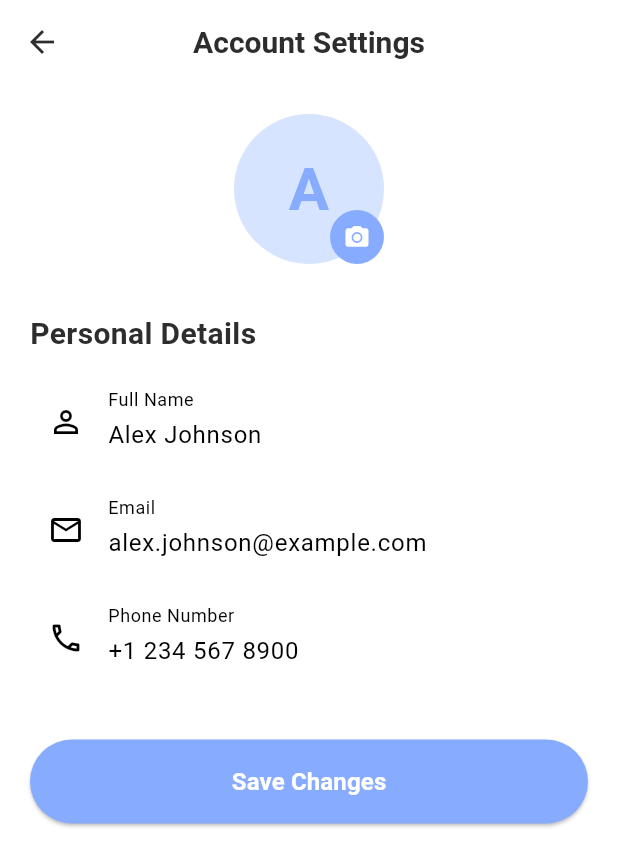
After one commit to naela-girsy-projects/Project-VocalLabs, a Flutter app: the AccountSettingsScreen screen opened by its route, on a phone screen of 412 x 824 dp. The commit adds this screen. Shown: the top 866 px of the screen. Run offline on Flutter 3.47's test engine with Material 3 defaults, Android fonts, the phone set to English and light mode, and no system bars; our stand-ins replace fl_chart, image_picker; Roboto replaces fonts that are missing (Poppins).

Commit message:
Created the account settings screen

```diff
--- a/Client/lib/main.dart
+++ b/Client/lib/main.dart
@@ -23,6 +23,7 @@ import 'package:vocallabs_flutter_app/screens/contact_us_screen.dart';
 import 'package:vocallabs_flutter_app/screens/notification_center_screen.dart';
 import 'package:vocallabs_flutter_app/screens/tutorial_help_screen.dart';
 import 'package:vocallabs_flutter_app/screens/search_screen.dart';
+import 'package:vocallabs_flutter_app/screens/account_settings_screen.dart'; // Add this import
 
 void main() {
   runApp(const MyApp());
@@ -102,6 +103,8 @@ class MyApp extends StatelessWidget {
         '/notifications': (context) => const NotificationCenterScreen(),
         '/tutorial': (context) => const TutorialHelpScreen(),
         '/search': (context) => const SearchScreen(),
+        '/account':
+            (context) => const AccountSettingsScreen(), // Add this route
       },
     );
   }
--- /dev/null
+++ b/Client/lib/screens/account_settings_screen.dart
@@ -0,0 +1,169 @@
+import 'dart:io'; // Add this import
+import 'package:flutter/material.dart';
+import 'package:vocallabs_flutter_app/utils/constants.dart';
+import 'package:vocallabs_flutter_app/widgets/card_layout.dart';
+import 'package:vocallabs_flutter_app/widgets/custom_button.dart';
+import 'package:image_picker/image_picker.dart';
+
+class AccountSettingsScreen extends StatefulWidget {
+  const AccountSettingsScreen({super.key});
+
+  @override
+  State<AccountSettingsScreen> createState() => _AccountSettingsScreenState();
+}
+
+class _AccountSettingsScreenState extends State<AccountSettingsScreen> {
+  final _formKey = GlobalKey<FormState>();
+  String? _profileImagePath;
+
+  // Form controllers
+  final _nameController = TextEditingController(text: 'Alex Johnson');
+  final _emailController = TextEditingController(
+    text: 'alex.johnson@example.com',
+  );
+  final _phoneController = TextEditingController(text: '+1 234 567 8900');
+
+  Future<void> _pickImage() async {
+    final ImagePicker picker = ImagePicker();
+    final XFile? image = await picker.pickImage(source: ImageSource.gallery);
+
+    if (image != null) {
+      setState(() {
+        _profileImagePath = image.path;
+      });
+      // TODO: Upload image to backend
+    }
+  }
+
+  @override
+  Widget build(BuildContext context) {
+    return Scaffold(
+      appBar: AppBar(title: const Text('Account Settings')),
+      body: SingleChildScrollView(
+        child: Padding(
+          padding: AppPadding.screenPadding,
+          child: Column(
+            crossAxisAlignment: CrossAxisAlignment.start,
+            children: [
+              // Profile Section
+              Center(
+                child: Stack(
+                  children: [
+                    CircleAvatar(
+                      radius: 50,
+                      backgroundColor: AppColors.lightBlue,
+                      backgroundImage:
+                          _profileImagePath != null
+                              ? FileImage(File(_profileImagePath!))
+                              : null,
+                      child:
+                          _profileImagePath == null
+                              ? const Text(
+                                'A',
+                                style: TextStyle(
+                                  fontSize: 40,
+                                  fontWeight: FontWeight.bold,
+                                  color: AppColors.primaryBlue,
+                                ),
+                              )
+                              : null,
+                    ),
+                    Positioned(
+                      bottom: 0,
+                      right: 0,
+                      child: CircleAvatar(
+                        backgroundColor: AppColors.primaryBlue,
+                        radius: 18,
+                        child: IconButton(
+                          icon: const Icon(
+                            Icons.camera_alt,
+                            size: 18,
+                            color: Colors.white,
+                          ),
+                          onPressed: _pickImage,
+                        ),
+                      ),
+                    ),
+                  ],
+                ),
+              ),
+              const SizedBox(height: 32),
+
+              // Personal Details Form
+              const Text('Personal Details', style: AppTextStyles.heading2),
+              const SizedBox(height: 16),
+              Form(
+                key: _formKey,
+                child: Column(
+                  children: [
+                    TextFormField(
+                      controller: _nameController,
+                      decoration: const InputDecoration(
+                        labelText: 'Full Name',
+                        prefixIcon: Icon(Icons.person_outline),
+                      ),
+                      validator: (value) {
+                        if (value?.isEmpty ?? true) {
+                          return 'Please enter your name';
+                        }
+                        return null;
+                      },
+                    ),
+                    const SizedBox(height: 16),
+                    TextFormField(
+                      controller: _emailController,
+                      decoration: const InputDecoration(
+                        labelText: 'Email',
+                        prefixIcon: Icon(Icons.email_outlined),
+                      ),
+                      validator: (value) {
+                        if (value?.isEmpty ?? true) {
+                          return 'Please enter your email';
+                        }
+                        return null;
+                      },
+                    ),
+                    const SizedBox(height: 16),
+                    TextFormField(
+                      controller: _phoneController,
+                      decoration: const InputDecoration(
+                        labelText: 'Phone Number',
+                        prefixIcon: Icon(Icons.phone_outlined),
+                      ),
+                    ),
+                  ],
+                ),
+              ),
+              const SizedBox(height: 32),
+
+              // Save Changes Button
+              CustomButton(
+                text: 'Save Changes',
+                onPressed: () {
+                  if (_formKey.currentState?.validate() ?? false) {
+                    // Save profile changes
+                    ScaffoldMessenger.of(context).showSnackBar(
+                      const SnackBar(
+                        content: Text('Profile updated successfully!'),
+                      ),
+                    );
+                    Navigator.pop(context);
+                  }
+                },
+              ),
+              const SizedBox(height: 32),
+            ],
+          ),
+        ),
+      ),
+    );
+  }
+
+  @override
+  void dispose() {
+    _nameController.dispose();
+    _emailController.dispose();
+    _phoneController.dispose();
+    super.dispose();
+  }
+}
--- a/Client/pubspec.yaml
+++ b/Client/pubspec.yaml
@@ -22,7 +22,7 @@ dependencies:
 
   # Core dependencies
   cupertino_icons: ^1.0.8
-  provider: ^6.1.1
+  provider: ^6.0.5
   shared_preferences: ^2.2.2
   path_provider: ^2.1.2
   intl: ^0.19.0
@@ -45,6 +45,7 @@ dependencies:
   permission_handler: ^11.1.0
   url_launcher: ^6.2.2
   package_info_plus: ^5.0.1
+  image_picker: ^1.0.4
 
 dev_dependencies:
   flutter_test:
```
